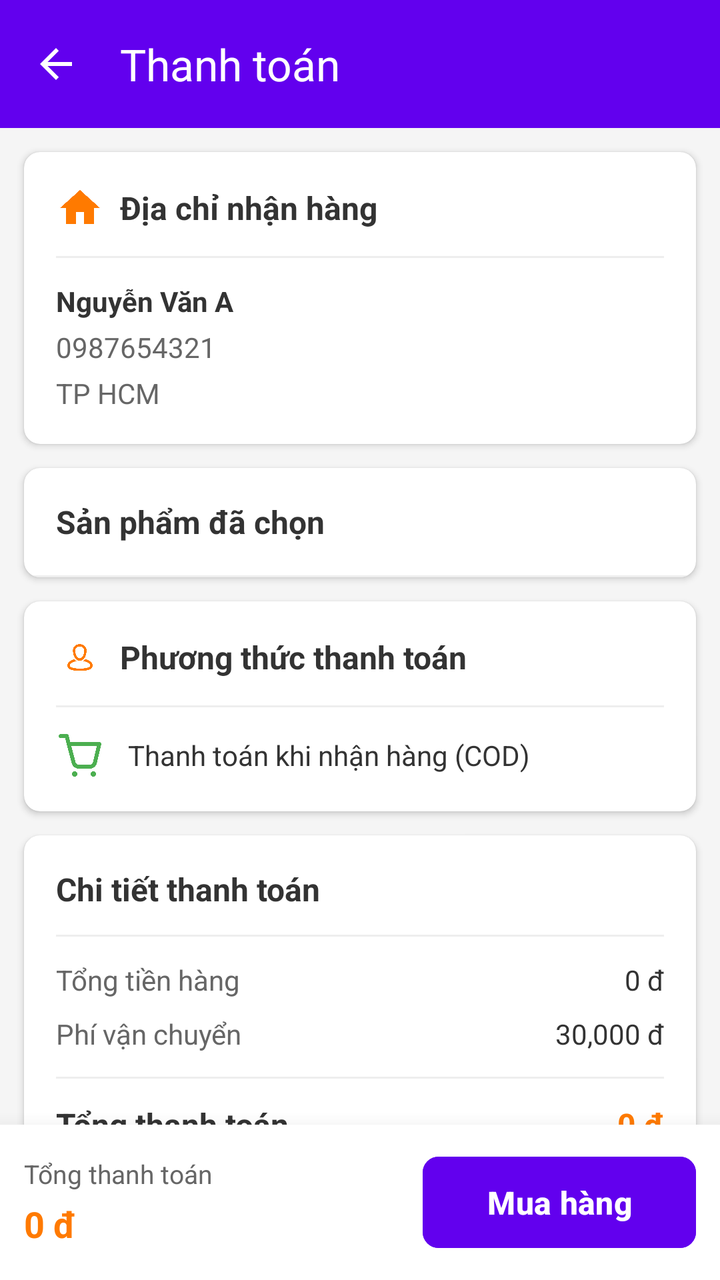
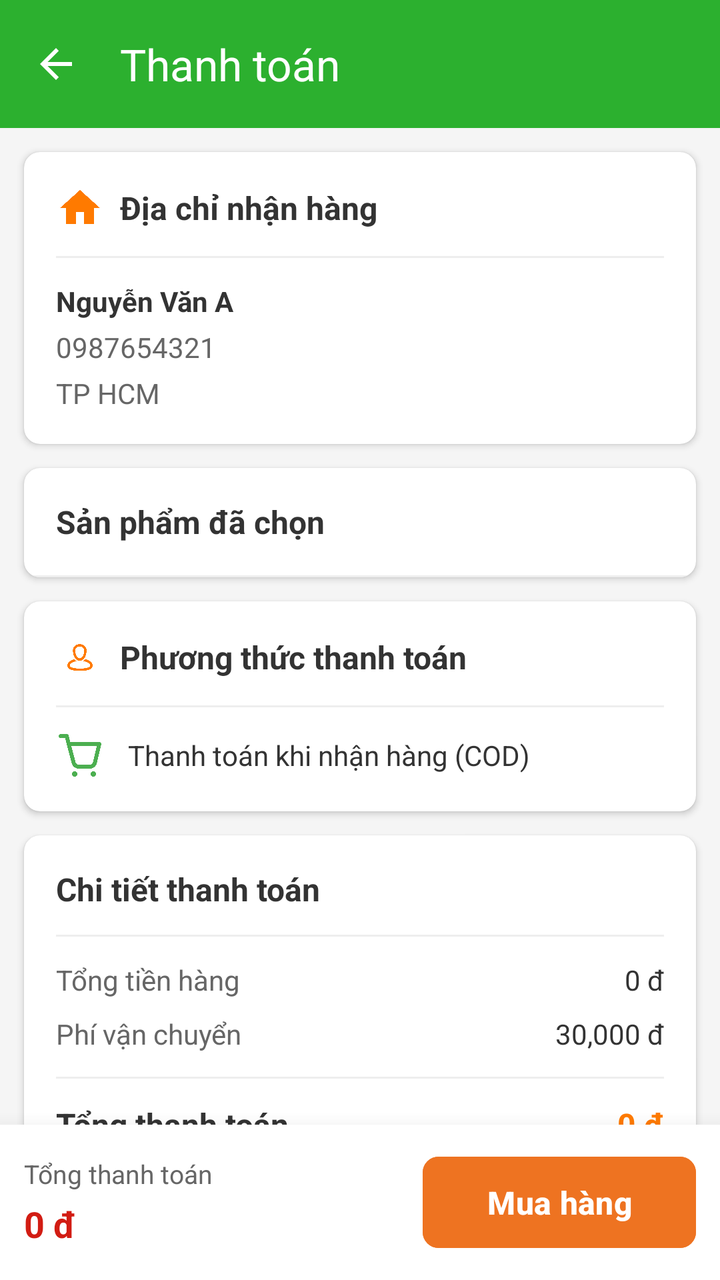

The first picture is an Android layout as it rendered before a commit; the second is the same layout after the commit. The layout source and the unified diff follow.
<!-- AndroidManifest.xml: application theme Theme.BookApp -->
<!-- res/layout/activity_checkout.xml -->
<?xml version="1.0" encoding="utf-8"?>
<androidx.constraintlayout.widget.ConstraintLayout xmlns:android="http://schemas.android.com/apk/res/android"
    xmlns:app="http://schemas.android.com/apk/res-auto"
    xmlns:tools="http://schemas.android.com/tools"
    android:layout_width="match_parent"
    android:layout_height="match_parent"
    android:background="#F5F5F5">

    <com.google.android.material.appbar.MaterialToolbar
        android:id="@+id/toolbar"
        android:layout_width="0dp"
        android:layout_height="?attr/actionBarSize"
        android:background="#6200EE"
        app:title="Thanh toán"
        app:titleTextColor="#FFFFFF"
        app:navigationIcon="?attr/homeAsUpIndicator"
        app:navigationIconTint="#FFFFFF"
        app:layout_constraintTop_toTopOf="parent"
        app:layout_constraintStart_toStartOf="parent"
        app:layout_constraintEnd_toEndOf="parent" />

    <androidx.core.widget.NestedScrollView
        android:layout_width="0dp"
        android:layout_height="0dp"
        app:layout_constraintTop_toBottomOf="@id/toolbar"
        app:layout_constraintBottom_toTopOf="@id/layoutBottom"
        app:layout_constraintStart_toStartOf="parent"
        app:layout_constraintEnd_toEndOf="parent">

        <LinearLayout
            android:layout_width="match_parent"
            android:layout_height="wrap_content"
            android:orientation="vertical"
            android:paddingBottom="16dp">

            
            <androidx.cardview.widget.CardView
                android:layout_width="match_parent"
                android:layout_height="wrap_content"
                android:layout_margin="12dp"
                app:cardCornerRadius="8dp"
                app:cardElevation="2dp">

                <LinearLayout
                    android:layout_width="match_parent"
                    android:layout_height="wrap_content"
                    android:orientation="vertical"
                    android:padding="16dp">

                    <LinearLayout
                        android:layout_width="match_parent"
                        android:layout_height="wrap_content"
                        android:orientation="horizontal"
                        android:gravity="center_vertical"
                        android:layout_marginBottom="12dp">

                        <ImageView
                            android:layout_width="24dp"
                            android:layout_height="24dp"
                            android:src="@drawable/ic_home"
                            app:tint="#FF7A00" />

                        <TextView
                            android:layout_width="wrap_content"
                            android:layout_height="wrap_content"
                            android:text="Địa chỉ nhận hàng"
                            android:textStyle="bold"
                            android:textColor="#333333"
                            android:textSize="16sp"
                            android:layout_marginStart="8dp" />
                    </LinearLayout>

                    <View
                        android:layout_width="match_parent"
                        android:layout_height="1dp"
                        android:background="#EEEEEE"
                        android:layout_marginBottom="12dp" />

                    <TextView
                        android:id="@+id/tvUserName"
                        android:layout_width="match_parent"
                        android:layout_height="wrap_content"
                        android:text="Nguyễn Văn A"
                        android:textStyle="bold"
                        android:textColor="#333333"
                        android:textSize="14sp" />

                    <TextView
                        android:id="@+id/tvUserPhone"
                        android:layout_width="match_parent"
                        android:layout_height="wrap_content"
                        android:text="0987654321"
                        android:textColor="#666666"
                        android:layout_marginTop="4dp" />

                    <TextView
                        android:id="@+id/tvUserAddress"
                        android:layout_width="match_parent"
                        android:layout_height="wrap_content"
                        android:text="TP HCM"
                        android:textColor="#666666"
                        android:layout_marginTop="4dp" />
                </LinearLayout>
            </androidx.cardview.widget.CardView>

            
            <androidx.cardview.widget.CardView
                android:layout_width="match_parent"
                android:layout_height="wrap_content"
                android:layout_marginHorizontal="12dp"
                app:cardCornerRadius="8dp"
                app:cardElevation="2dp">

                <LinearLayout
                    android:layout_width="match_parent"
                    android:layout_height="wrap_content"
                    android:orientation="vertical">

                    <TextView
                        android:layout_width="match_parent"
                        android:layout_height="wrap_content"
                        android:text="Sản phẩm đã chọn"
                        android:textStyle="bold"
                        android:textColor="#333333"
                        android:textSize="16sp"
                        android:padding="16dp" />

                    <View
                        android:layout_width="match_parent"
                        android:layout_height="1dp"
                        android:background="#EEEEEE" />

                    <androidx.recyclerview.widget.RecyclerView
                        android:id="@+id/rvCheckoutProducts"
                        android:layout_width="match_parent"
                        android:layout_height="wrap_content"
                        android:nestedScrollingEnabled="false" />
                </LinearLayout>
            </androidx.cardview.widget.CardView>

            
            <androidx.cardview.widget.CardView
                android:layout_width="match_parent"
                android:layout_height="wrap_content"
                android:layout_margin="12dp"
                app:cardCornerRadius="8dp"
                app:cardElevation="2dp">

                <LinearLayout
                    android:layout_width="match_parent"
                    android:layout_height="wrap_content"
                    android:orientation="vertical"
                    android:padding="16dp">

                    <LinearLayout
                        android:layout_width="match_parent"
                        android:layout_height="wrap_content"
                        android:orientation="horizontal"
                        android:gravity="center_vertical"
                        android:layout_marginBottom="12dp">

                        <ImageView
                            android:layout_width="24dp"
                            android:layout_height="24dp"
                            android:src="@drawable/ic_profile"
                            app:tint="#FF7A00" />

                        <TextView
                            android:layout_width="wrap_content"
                            android:layout_height="wrap_content"
                            android:text="Phương thức thanh toán"
                            android:textStyle="bold"
                            android:textColor="#333333"
                            android:textSize="16sp"
                            android:layout_marginStart="8dp" />
                    </LinearLayout>

                    <View
                        android:layout_width="match_parent"
                        android:layout_height="1dp"
                        android:background="#EEEEEE"
                        android:layout_marginBottom="12dp" />

                    <LinearLayout
                        android:layout_width="match_parent"
                        android:layout_height="wrap_content"
                        android:orientation="horizontal"
                        android:gravity="center_vertical">

                        <ImageView
                            android:layout_width="24dp"
                            android:layout_height="24dp"
                            android:src="@drawable/ic_cart"
                            app:tint="#4CAF50" />

                        <TextView
                            android:layout_width="wrap_content"
                            android:layout_height="wrap_content"
                            android:text="Thanh toán khi nhận hàng (COD)"
                            android:textColor="#333333"
                            android:layout_marginStart="12dp" />
                    </LinearLayout>
                </LinearLayout>
            </androidx.cardview.widget.CardView>

            
            <androidx.cardview.widget.CardView
                android:layout_width="match_parent"
                android:layout_height="wrap_content"
                android:layout_marginHorizontal="12dp"
                app:cardCornerRadius="8dp"
                app:cardElevation="2dp">

                <LinearLayout
                    android:layout_width="match_parent"
                    android:layout_height="wrap_content"
                    android:orientation="vertical"
                    android:padding="16dp">

                    <TextView
                        android:layout_width="match_parent"
                        android:layout_height="wrap_content"
                        android:text="Chi tiết thanh toán"
                        android:textStyle="bold"
                        android:textColor="#333333"
                        android:textSize="16sp"
                        android:layout_marginBottom="12dp" />

                    <View
                        android:layout_width="match_parent"
                        android:layout_height="1dp"
                        android:background="#EEEEEE"
                        android:layout_marginBottom="12dp" />

                    <LinearLayout
                        android:layout_width="match_parent"
                        android:layout_height="wrap_content"
                        android:orientation="horizontal"
                        android:layout_marginBottom="8dp">

                        <TextView
                            android:layout_width="0dp"
                            android:layout_height="wrap_content"
                            android:layout_weight="1"
                            android:text="Tổng tiền hàng"
                            android:textColor="#666666" />

                        <TextView
                            android:id="@+id/tvSubtotalPrice"
                            android:layout_width="wrap_content"
                            android:layout_height="wrap_content"
                            android:text="0 đ"
                            android:textColor="#333333" />
                    </LinearLayout>

                    <LinearLayout
                        android:layout_width="match_parent"
                        android:layout_height="wrap_content"
                        android:orientation="horizontal"
                        android:layout_marginBottom="12dp">

                        <TextView
                            android:layout_width="0dp"
                            android:layout_height="wrap_content"
                            android:layout_weight="1"
                            android:text="Phí vận chuyển"
                            android:textColor="#666666" />

                        <TextView
                            android:id="@+id/tvShippingFee"
                            android:layout_width="wrap_content"
                            android:layout_height="wrap_content"
                            android:text="30,000 đ"
                            android:textColor="#333333" />
                    </LinearLayout>

                    <View
                        android:layout_width="match_parent"
                        android:layout_height="1dp"
                        android:background="#EEEEEE"
                        android:layout_marginBottom="12dp" />

                    <LinearLayout
                        android:layout_width="match_parent"
                        android:layout_height="wrap_content"
                        android:orientation="horizontal">

                        <TextView
                            android:layout_width="0dp"
                            android:layout_height="wrap_content"
                            android:layout_weight="1"
                            android:text="Tổng thanh toán"
                            android:textStyle="bold"
                            android:textColor="#333333"
                            android:textSize="16sp" />

                        <TextView
                            android:id="@+id/tvTotalPriceDetails"
                            android:layout_width="wrap_content"
                            android:layout_height="wrap_content"
                            android:text="0 đ"
                            android:textStyle="bold"
                            android:textColor="#FF7A00"
                            android:textSize="16sp" />
                    </LinearLayout>
                </LinearLayout>
            </androidx.cardview.widget.CardView>

        </LinearLayout>
    </androidx.core.widget.NestedScrollView>

    <androidx.cardview.widget.CardView
        android:id="@+id/layoutBottom"
        android:layout_width="0dp"
        android:layout_height="wrap_content"
        app:cardElevation="16dp"
        app:cardCornerRadius="0dp"
        app:layout_constraintBottom_toBottomOf="parent"
        app:layout_constraintStart_toStartOf="parent"
        app:layout_constraintEnd_toEndOf="parent">

        <LinearLayout
            android:layout_width="match_parent"
            android:layout_height="wrap_content"
            android:orientation="horizontal"
            android:padding="12dp"
            android:gravity="center_vertical"
            android:background="#FFFFFF">

            <LinearLayout
                android:layout_width="0dp"
                android:layout_height="wrap_content"
                android:layout_weight="1"
                android:orientation="vertical">

                <TextView
                    android:layout_width="wrap_content"
                    android:layout_height="wrap_content"
                    android:text="Tổng thanh toán"
                    android:textSize="13sp"
                    android:textColor="#666666" />

                <TextView
                    android:id="@+id/tvFinalTotal"
                    android:layout_width="wrap_content"
                    android:layout_height="wrap_content"
                    android:text="0 đ"
                    android:textSize="18sp"
                    android:textStyle="bold"
                    android:textColor="#FF7A00"
                    android:layout_marginTop="4dp" />
            </LinearLayout>

            <com.google.android.material.button.MaterialButton
                android:id="@+id/btnPlaceOrder"
                android:layout_width="wrap_content"
                android:layout_height="wrap_content"
                android:text="Mua hàng"
                android:textAllCaps="false"
                android:textSize="16sp"
                android:textStyle="bold"
                android:textColor="#FFFFFF"
                app:cornerRadius="8dp"
                android:backgroundTint="#6200EE"
                android:paddingHorizontal="32dp"
                android:paddingVertical="12dp" />
        </LinearLayout>
    </androidx.cardview.widget.CardView>

</androidx.constraintlayout.widget.ConstraintLayout>
<!-- resources referenced by this layout -->
<resources>
  <!-- drawable ic_cart: png bitmap (drawable, 8448 bytes) -->
  <!-- drawable ic_home: png bitmap (drawable, 4099 bytes) -->
  <!-- drawable ic_profile: png bitmap (drawable, 8553 bytes) -->
  <style name="Theme.BookApp" parent="Base.Theme.BookApp" />
  <style name="Base.Theme.BookApp" parent="Theme.Material3.DayNight.NoActionBar">
          
          
      </style>
</resources>

<!-- the commit's change to res/layout/activity_checkout.xml (unified diff, before → after) -->
@@ -10,7 +10,7 @@
         android:id="@+id/toolbar"
         android:layout_width="0dp"
         android:layout_height="?attr/actionBarSize"
-        android:background="#6200EE"
+        android:background="#2cb02f"
         app:title="Thanh toán"
         app:titleTextColor="#FFFFFF"
         app:navigationIcon="?attr/homeAsUpIndicator"
@@ -347,7 +347,7 @@
                     android:text="0 đ"
                     android:textSize="18sp"
                     android:textStyle="bold"
-                    android:textColor="#FF7A00"
+                    android:textColor="#d21c13"
                     android:layout_marginTop="4dp" />
             </LinearLayout>
 
@@ -361,7 +361,7 @@
                 android:textStyle="bold"
                 android:textColor="#FFFFFF"
                 app:cornerRadius="8dp"
-                android:backgroundTint="#6200EE"
+                android:backgroundTint="#ee7321"
                 android:paddingHorizontal="32dp"
                 android:paddingVertical="12dp" />
         </LinearLayout>
